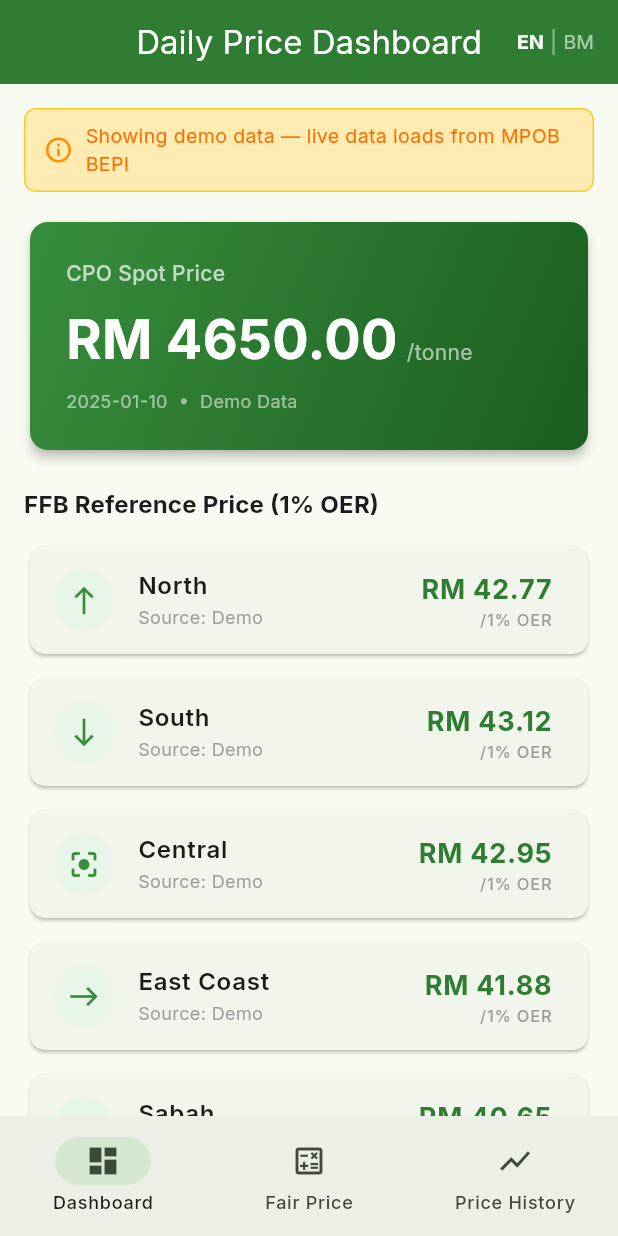
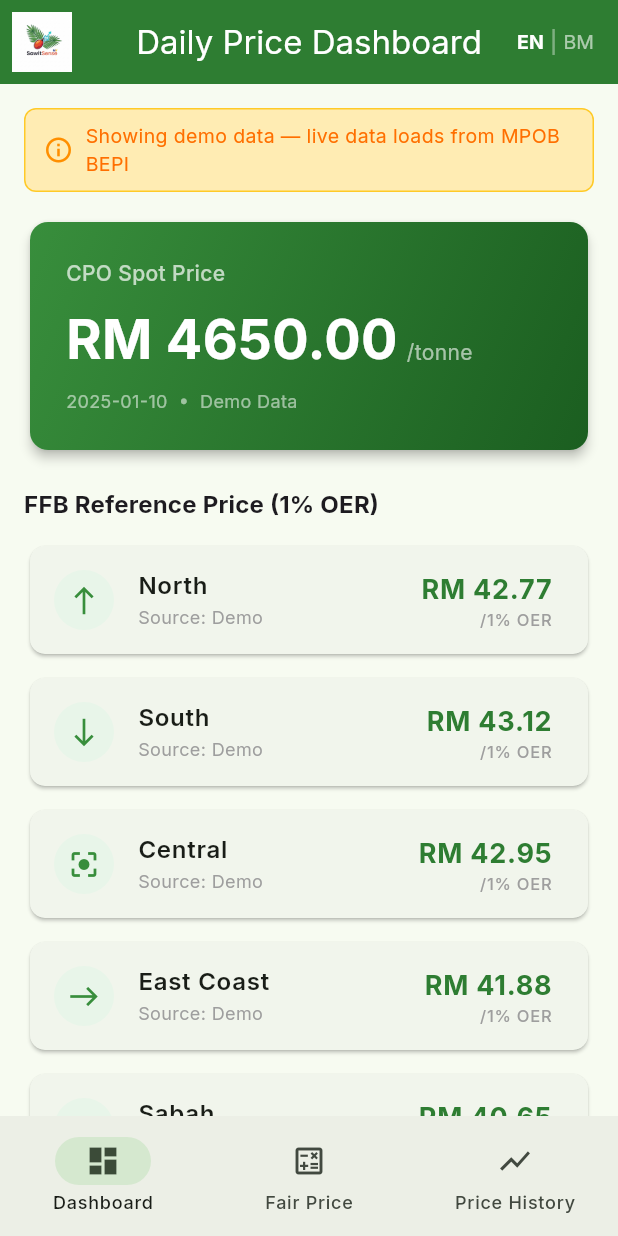
Before and after one commit to creator35lwb-web/SawitSenseMY, a Flutter app: the screen it shows after launch, on a phone screen of 412 x 824 dp. Run offline on Flutter 3.47's test engine with Material 3 defaults, Android fonts, the phone set to English and light mode, and no system bars; our stand-ins replace fl_chart, flutter_riverpod, go_router, google_fonts; network calls fail.

Commit message:
feat(branding): Add SawitSense MY logo across app, web, and repo
- Logo in Dashboard AppBar (leading image)
- Web favicon + apple-touch-icon + OG image
- PWA manifest icon (512x512)
- README centered logo with tagline
- Logo stored in docs/, frontend/assets/, frontend/web/

🤖 Generated with [Qoder][https://qoder.com]

```diff
--- a/frontend/lib/screens/dashboard_screen.dart
+++ b/frontend/lib/screens/dashboard_screen.dart
@@ -22,6 +22,10 @@ class DashboardScreen extends ConsumerWidget {
 
     return Scaffold(
       appBar: AppBar(
+        leading: Padding(
+          padding: const EdgeInsets.all(8.0),
+          child: Image.asset('assets/logo.png'),
+        ),
         title: Text(tr('dashboard_title')),
         centerTitle: true,
         actions: const [
```
Also changed, not shown: docs/logo.png (added), frontend/assets/logo.png (added), 4 other files.
